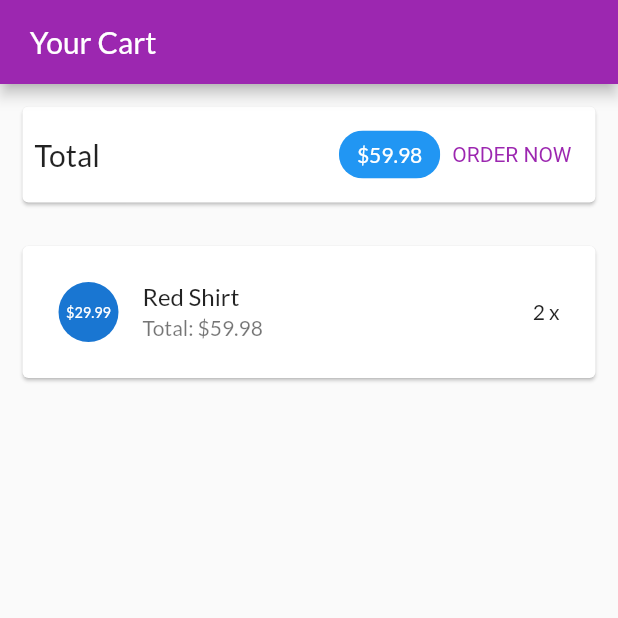
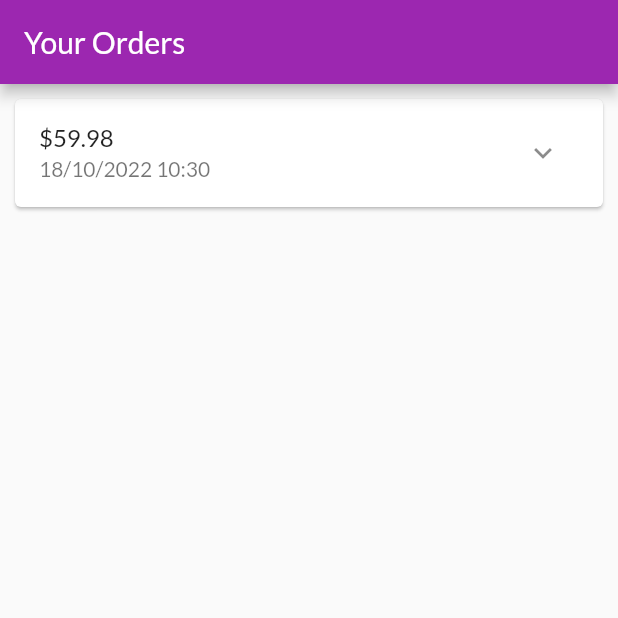
Before and after one commit to khangb1909927/LabUDDD, a Flutter app: the screen it shows after launch, on a phone screen of 412 x 824 dp, the top half of it. Run offline on Flutter 3.47's test engine with Material 2 defaults, Android fonts, the phone set to English and light mode, and no system bars.

Commit message:
Xay dung trang cac dat hang

```diff
--- a/lib/main.dart
+++ b/lib/main.dart
@@ -3,6 +3,7 @@ import 'ui/products/products_manager.dart';
 import 'ui/products/product_detail_screen.dart';
 import 'ui/products/user_products_screen.dart';
 import 'ui/cart/cart_screen.dart';
+import 'ui/orders/orders_screen.dart';
 void main() {
   runApp(const MyApp());
 }
@@ -25,7 +26,7 @@ class MyApp extends StatelessWidget {
         ),
       ),
      home: SafeArea(
-      child: CartScreen()
+      child: OrdersScreen(),
      ),
     );
   }
--- /dev/null
+++ b/lib/models/order_item.dart
@@ -0,0 +1,32 @@
+import 'cart_item.dart';
+
+class OrderItem {
+  final String? id;
+  final double amount;
+  final List<CartItem> products;
+  final DateTime dateTime;
+
+  int get productCount {
+    return products.length;
+  }
+
+  OrderItem({
+    this.id,
+    required this.amount,
+    required this.products,
+    DateTime? dateTime,
+  }) : dateTime = dateTime ?? DateTime.now();
+
+  OrderItem copyWith({
+    String? id,
+    double? amount,
+    List<CartItem>? products,
+    DateTime? dateTime,
+  }) {
+    return OrderItem(
+        id: id ?? this.id,
+        amount: amount ?? this.amount,
+        products: products ?? this.products,
+        dateTime: dateTime ?? this.dateTime);
+  }
+}
--- /dev/null
+++ b/lib/ui/orders/order_item_card.dart
@@ -0,0 +1,81 @@
+import 'dart:math';
+
+import 'package:flutter/material.dart';
+import 'package:intl/intl.dart';
+
+import '../../models/order_item.dart';
+
+class OrderItemCard extends StatefulWidget {
+  final OrderItem order;
+
+  const OrderItemCard(this.order, {super.key});
+
+  @override
+  State<OrderItemCard> createState() => _OrderItemCardState();
+}
+
+class _OrderItemCardState extends State<OrderItemCard> {
+  var _expanded = false;
+
+  @override
+  Widget build(BuildContext context) {
+    return Card(
+      margin: const EdgeInsets.all(10),
+      child: Column(
+        children: <Widget>[
+          buildOrderSummary(),
+          if (_expanded) buildOrderDetails()
+        ],
+      ),
+    );
+  }
+
+  Widget buildOrderDetails() {
+    return Container(
+      padding: const EdgeInsets.symmetric(horizontal: 15, vertical: 4),
+      height: min(widget.order.productCount * 20.0 + 10, 100),
+      child: ListView(
+        children: widget.order.products
+            .map(
+              (prod) => Row(
+                mainAxisAlignment: MainAxisAlignment.spaceBetween,
+                children: <Widget>[
+                  Text(
+                    prod.title,
+                    style: const TextStyle(
+                      fontSize: 18,
+                      fontWeight: FontWeight.bold,
+                    ),
+                  ),
+                  Text(
+                    '${prod.quantity}x \$${prod.price}',
+                    style: const TextStyle(
+                      fontSize: 18,
+                      color: Colors.grey,
+                    ),
+                  )
+                ],
+              ),
+            )
+            .toList(),
+      ),
+    );
+  }
+
+  Widget buildOrderSummary() {
+    return ListTile(
+      title: Text('\$${widget.order.amount}'),
+      subtitle: Text(
+        DateFormat('dd/MM/yyyy hh:mm').format(widget.order.dateTime),
+      ),
+      trailing: IconButton(
+        icon: Icon(_expanded ? Icons.expand_less : Icons.expand_more),
+        onPressed: () {
+          setState(() {
+            _expanded = !_expanded;
+          });
+        },
+      ),
+    );
+  }
+}
--- /dev/null
+++ b/lib/ui/orders/order_manager.dart
@@ -0,0 +1,30 @@
+import 'package:flutter/cupertino.dart';
+
+import '../../models/cart_item.dart';
+import '../../models/order_item.dart';
+
+class OrdersManager with ChangeNotifier {
+  final List<OrderItem> _orders = [
+    OrderItem(
+      id: 'o1',
+      amount: 59.98,
+      products: [
+        CartItem(
+          id: 'c1',
+          title: 'Red Shirt',
+          quantity: 2,
+          price: 29.99,
+        )
+      ],
+      dateTime: DateTime.now(),
+    )
+  ];
+
+  int get orderCount {
+    return _orders.length;
+  }
+
+  List<OrderItem> get orders {
+    return [..._orders];
+  }
+}
--- /dev/null
+++ b/lib/ui/orders/orders_screen.dart
@@ -0,0 +1,26 @@
+import 'package:flutter/material.dart';
+
+import 'order_item_card.dart';
+import 'order_manager.dart';
+
+
+class OrdersScreen extends StatelessWidget {
+  static const routeName = '/orders';
+
+  const OrdersScreen({super.key});
+
+  @override
+  Widget build(BuildContext context) {
+    print('building orders');
+    final ordersManager = OrdersManager();
+    return Scaffold(
+      appBar: AppBar(
+        title: const Text('Your Orders'),
+      ),
+      body: ListView.builder(
+        itemCount: ordersManager.orderCount,
+        itemBuilder: (ctx, i) => OrderItemCard(ordersManager.orders[i]),
+      ),
+    );
+  }
+}
--- a/pubspec.yaml
+++ b/pubspec.yaml
@@ -29,11 +29,13 @@ environment:
 dependencies:
   flutter:
     sdk: flutter
+  cupertino_icons: ^1.0.2
+  intl: ^0.17.0
 
 
   # The following adds the Cupertino Icons font to your application.
   # Use with the CupertinoIcons class for iOS style icons.
-  cupertino_icons: ^1.0.2
+
 
 dev_dependencies:
   flutter_test:
```
Also changed, not shown: pubspec.lock.
